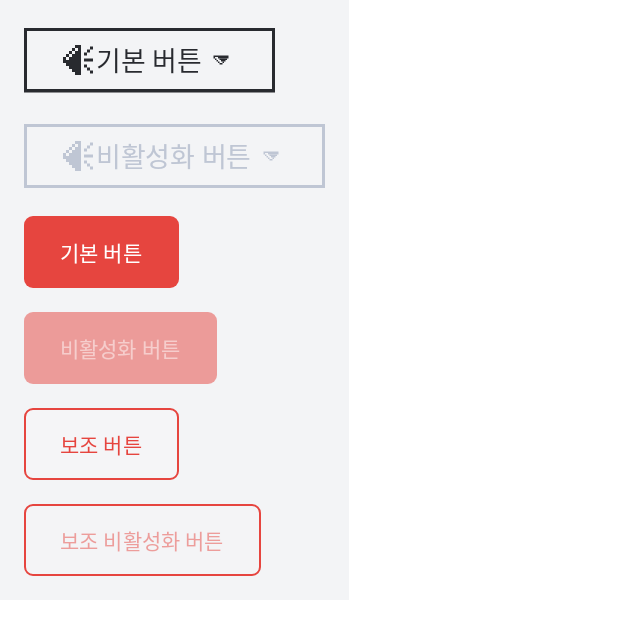
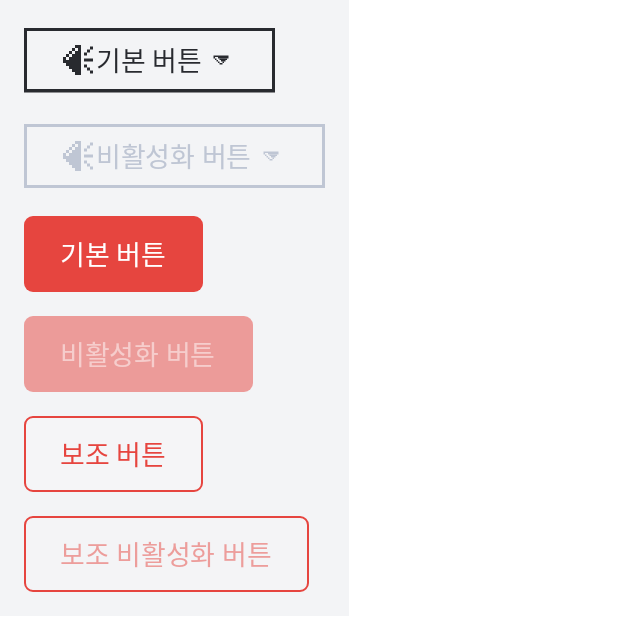
Before and after one commit to MapleBlock/maple-block-android, an Android app built with Jetpack Compose: the @Preview function MapleButtonPreview, on a phone screen of 412 x 824 dp. Shown: the top 631 px of the screen. Run offline under Robolectric (Android 15) with nearby library versions, the phone set to English and light mode, and no system bars; Roboto replaces fonts that are not available here.

Commit message:
feat: 폰트, 색상 추가 적용

```diff
--- a/app/src/main/java/com/choius323/mapleblock/ui/component/Button.kt
+++ b/app/src/main/java/com/choius323/mapleblock/ui/component/Button.kt
@@ -90,23 +90,23 @@ fun MBPrimaryButton(
     Button(
         onClick = onClick,
         modifier = modifier
-            .heightIn(min = 48.dp), // 최소 높이를 위한 임의 설정 (패딩 12px * 2 + 폰트 16px = 40px, 여기에 여유 줌)
+            .heightIn(min = 48.dp),
         enabled = enabled,
-        shape = MaterialTheme.shapes.small, // border-radius: 6px [cite: 11] -> MaterialTheme.shapes.small (6.dp)
+        shape = MaterialTheme.shapes.small,
         colors = ButtonDefaults.buttonColors(
-            containerColor = MaterialTheme.colorScheme.primary, // background-color: #007AFF [cite: 11]
-            contentColor = MaterialTheme.colorScheme.onPrimary, // color: #FFFFFF [cite: 11]
-            disabledContainerColor = MaterialTheme.colorScheme.primary.copy(alpha = 0.5f), // Disabled: opacity 50% [cite: 13]
+            containerColor = MaterialTheme.colorScheme.primary,
+            contentColor = MaterialTheme.colorScheme.onPrimary,
+            disabledContainerColor = MaterialTheme.colorScheme.primary.copy(alpha = 0.5f),
             disabledContentColor = MaterialTheme.colorScheme.onPrimary.copy(alpha = 0.5f)
         ),
         contentPadding = PaddingValues(
             horizontal = 24.dp,
             vertical = 12.dp
-        ) // padding: 12px 24px [cite: 11]
+        )
     ) {
         MBText(
             text = text,
-            style = MaterialTheme.typography.labelLarge // font-size: 16px, font-weight: 600 [cite: 11]
+            style = MBTypo.Subtitle2
         )
     }
 }
@@ -118,31 +118,30 @@ fun MBSecondaryButton(
     modifier: Modifier = Modifier,
     enabled: Boolean = true,
 ) {
-    OutlinedButton( // OutlinedButton을 사용하여 테두리 스타일 적용
+    OutlinedButton(
         onClick = onClick,
         modifier = modifier
-            .heightIn(min = 48.dp), // 최소 높이를 위한 임의 설정
+            .heightIn(min = 48.dp),
         enabled = enabled,
-        shape = MaterialTheme.shapes.small, // border-radius: 6px [cite: 12] -> MaterialTheme.shapes.small (6.dp)
+        shape = MaterialTheme.shapes.small,
         colors = ButtonDefaults.outlinedButtonColors(
-            containerColor = Gray90, // background-color: #F5F5F7 [cite: 12]
-            contentColor = MaterialTheme.colorScheme.primary, // color: #007AFF [cite: 12]
-            disabledContainerColor = Gray90.copy(alpha = 0.5f), // Disabled: opacity 50% [cite: 13]
+            containerColor = Gray90,
+            contentColor = MaterialTheme.colorScheme.primary,
+            disabledContainerColor = Gray90.copy(alpha = 0.5f),
             disabledContentColor = MaterialTheme.colorScheme.primary.copy(alpha = 0.5f)
         ),
         border = ButtonDefaults.outlinedButtonBorder(true).copy(
-            // border: 1px solid #007AFF [cite: 12]
             brush = SolidColor(MaterialTheme.colorScheme.primary),
             width = 1.dp,
         ),
         contentPadding = PaddingValues(
             horizontal = 24.dp,
             vertical = 12.dp
-        ) // padding: 12px 24px [cite: 12]
+        )
     ) {
         MBText(
             text = text,
-            style = MaterialTheme.typography.labelLarge // font-size: 16px, font-weight: 600 [cite: 12]
+            style = MBTypo.Subtitle2,
         )
     }
 }
--- a/app/src/main/java/com/choius323/mapleblock/ui/screen/community/CommunityScreen.kt
+++ b/app/src/main/java/com/choius323/mapleblock/ui/screen/community/CommunityScreen.kt
@@ -27,7 +27,6 @@ import androidx.compose.ui.Modifier
 import androidx.compose.ui.graphics.Color
 import androidx.compose.ui.tooling.preview.Preview
 import androidx.compose.ui.unit.dp
-import androidx.compose.ui.unit.sp
 import com.choius323.mapleblock.ui.component.MBChip
 import com.choius323.mapleblock.ui.component.MBText
 import com.choius323.mapleblock.ui.component.ProvideAppBar
@@ -36,6 +35,7 @@ import com.choius323.mapleblock.ui.icon.MBIcons
 import com.choius323.mapleblock.ui.icon.Search
 import com.choius323.mapleblock.ui.model.CommunityListItem
 import com.choius323.mapleblock.ui.theme.MBTheme
+import com.choius323.mapleblock.ui.theme.MBTypo
 import org.koin.androidx.compose.koinViewModel
 import org.orbitmvi.orbit.compose.collectAsState
 import org.orbitmvi.orbit.compose.collectSideEffect
@@ -50,7 +50,7 @@ fun CommunityScreen(
     val state by viewModel.collectAsState()
     ProvideAppBar(
         showAppBar = true,
-        navigationIcon = { MBText("커뮤니티", fontSize = 28.sp) },
+        navigationIcon = { MBText("커뮤니티", style = MBTypo.Title2) },
         actions = { Icon(MBIcons.Pixel.Search, contentDescription = "Search") }
     )
     viewModel.collectSideEffect { sideEffect ->
--- a/app/src/main/java/com/choius323/mapleblock/ui/screen/notice/NoticeListScreen.kt
+++ b/app/src/main/java/com/choius323/mapleblock/ui/screen/notice/NoticeListScreen.kt
@@ -24,7 +24,6 @@ import androidx.compose.ui.Modifier
 import androidx.compose.ui.platform.LocalContext
 import androidx.compose.ui.tooling.preview.Preview
 import androidx.compose.ui.unit.dp
-import androidx.compose.ui.unit.sp
 import com.choius323.mapleblock.ui.component.MBChip
 import com.choius323.mapleblock.ui.component.MBText
 import com.choius323.mapleblock.ui.component.ProvideAppBar
@@ -116,7 +115,7 @@ private fun NoticeListItem(
             Modifier
                 .background(MBColor.Discord)
                 .padding(horizontal = 8.dp, vertical = 4.dp),
-            fontSize = 12.sp
+            style = MBTypo.Caption
         )
         MBText(notice.title, style = MBTypo.Subtitle2)
         MBText("2025. 05. 05", color = MBColor.Gray300, style = MBTypo.Body3)
```
Also changed, not shown: app/src/main/java/com/choius323/mapleblock/ui/component/Text.kt (+6 -4 lines), app/src/main/java/com/choius323/mapleblock/ui/screen/community/CommunityListItem.kt (+13 -17 lines), app/src/main/java/com/choius323/mapleblock/ui/screen/myhome/MyHomeScreen.kt (+15 -20 lines).
